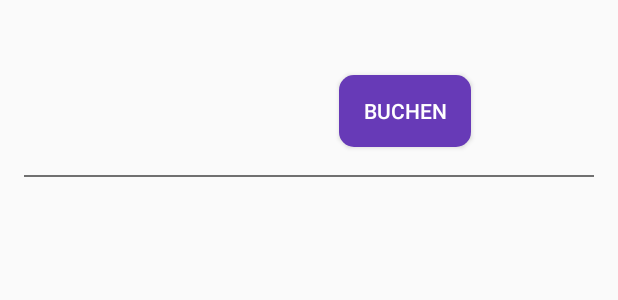
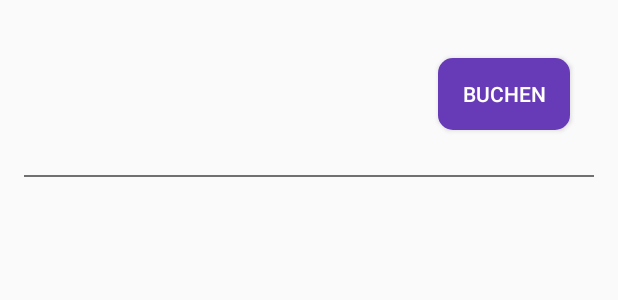
Before and after one commit to SimonPietrucha/MitfahrApp, an Android app: the layout item_mitfahrgelegenheit.xml on its own in the app's theme, with its tools: preview values and no code run, on a phone screen of 412 x 824 dp. Shown: the top 300 px of the screen. Run offline under Robolectric (Android 15) with nearby library versions, the phone set to English and light mode, and no system bars.

Commit message:
design fixes mitfahrgelegenheit

```diff
--- a/app/src/main/res/layout/item_mitfahrgelegenheit.xml
+++ b/app/src/main/res/layout/item_mitfahrgelegenheit.xml
@@ -8,7 +8,7 @@
 
     <TextView
         android:id="@+id/textViewUsername"
-        android:layout_width="wrap_content"
+        android:layout_width="196dp"
         android:layout_height="wrap_content"
         android:textSize="18sp"
         android:textStyle="bold"
@@ -18,7 +18,7 @@
 
     <TextView
         android:id="@+id/textViewStart"
-        android:layout_width="wrap_content"
+        android:layout_width="196dp"
         android:layout_height="wrap_content"
         android:textSize="16sp"
         android:textColor="#333333"
@@ -27,26 +27,25 @@
 
     <TextView
         android:id="@+id/textViewZiel"
-        android:layout_width="wrap_content"
+        android:layout_width="196dp"
         android:layout_height="wrap_content"
+        android:textColor="#333333"
         android:textSize="16sp"
-        android:textColor="#333333"
-        android:layout_marginBottom="8dp"
-        app:layout_constraintTop_toBottomOf="@id/textViewStart"
-        app:layout_constraintStart_toStartOf="parent" />
+        app:layout_constraintStart_toStartOf="parent"
+        app:layout_constraintTop_toBottomOf="@id/textViewStart" />
 
     <Button
         android:id="@+id/buttonBuchen"
         android:layout_width="wrap_content"
         android:layout_height="wrap_content"
-        android:layout_marginStart="128dp"
+        android:layout_marginStart="64dp"
         android:background="@drawable/button_background"
         android:text="Buchen"
         android:textColor="#ffffff"
         app:layout_constraintBottom_toBottomOf="@id/textViewZiel"
         app:layout_constraintEnd_toEndOf="parent"
         app:layout_constraintStart_toEndOf="@id/textViewZiel"
-        app:layout_constraintTop_toTopOf="@id/textViewZiel" />
+        app:layout_constraintTop_toTopOf="@id/textViewStart" />
 
     <View
         android:id="@+id/view4"
```
